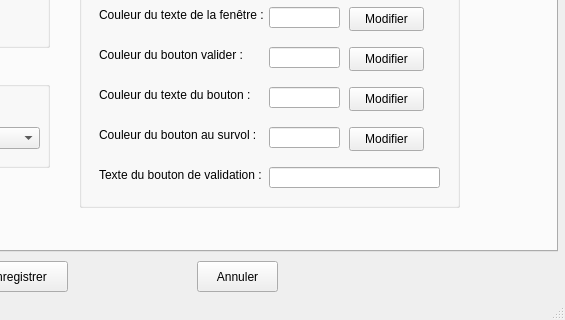
Above: configuration.ui from impli-osx/session_manager before the change; both pictures show x 303 to 868 and y 158 to 478 of the 868 by 478 pixel window. Below: the same form after it.
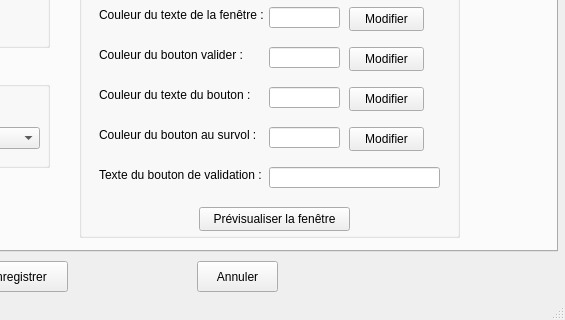
That is the form after the change.

Patch:
```diff
--- a/configuration.ui
+++ b/configuration.ui
@@ -618,7 +618,7 @@
         <x>370</x>
         <y>40</y>
         <width>381</width>
-        <height>271</height>
+        <height>301</height>
        </rect>
       </property>
       <property name="title">
@@ -827,6 +827,19 @@
         </rect>
        </property>
       </widget>
+      <widget class="QPushButton" name="previsu_popup">
+       <property name="geometry">
+        <rect>
+         <x>120</x>
+         <y>270</y>
+         <width>151</width>
+         <height>24</height>
+        </rect>
+       </property>
+       <property name="text">
+        <string>Prévisualiser la fenêtre</string>
+       </property>
+      </widget>
      </widget>
     </widget>
     <widget class="QWidget" name="temps">
```
